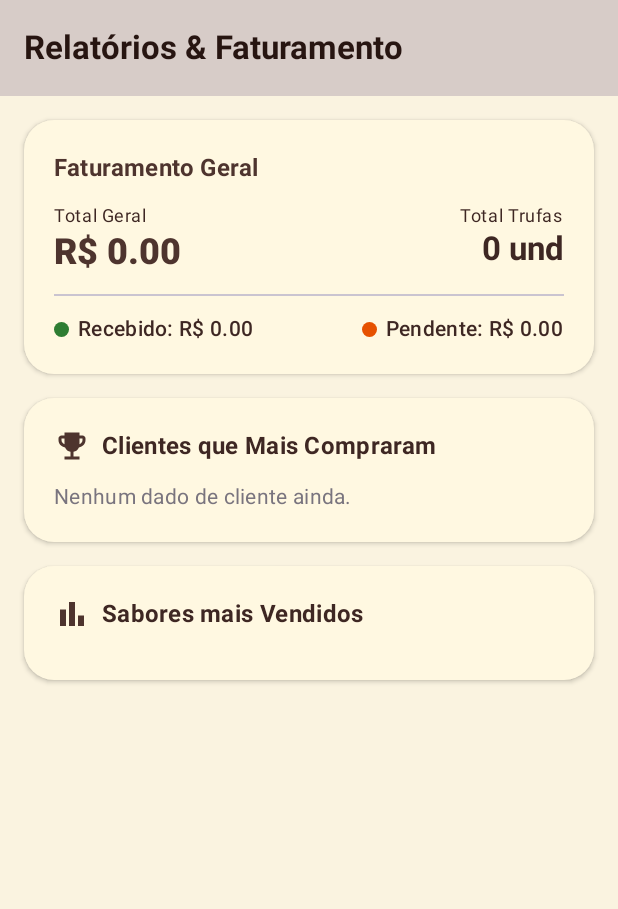
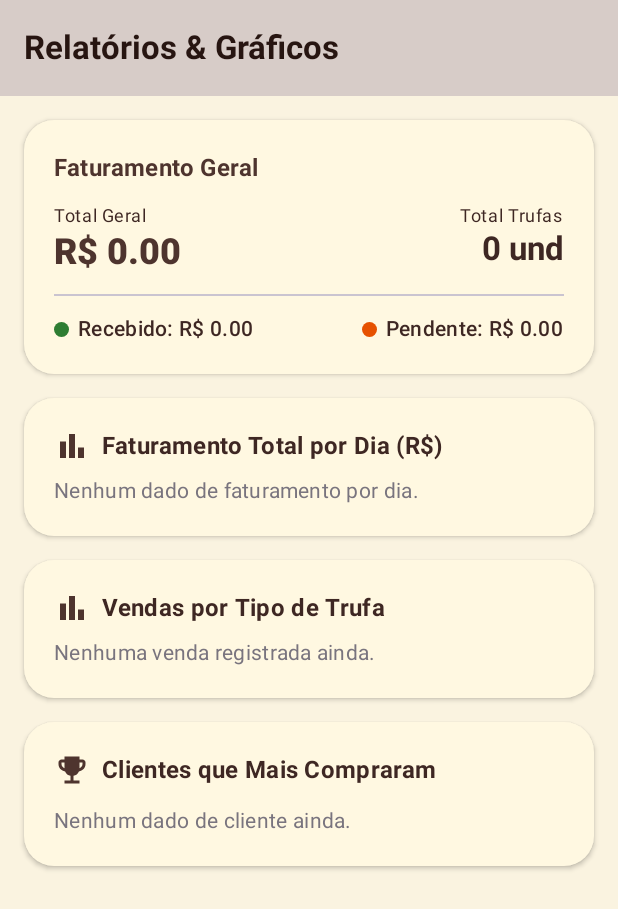
Before and after one commit to KatsumiCaio/trufas-bella, an Android app built with Jetpack Compose: the composable ReportsScreen shown on its own in the app's theme, on a phone screen of 412 x 824 dp. Shown: the top 909 px of the screen. Run offline under Robolectric (Android 15) with nearby library versions, the phone set to English and light mode, and no system bars; our stand-ins replace Firebase (no records; nobody signed in at launch, a user with empty details on screens opened directly); 1 statement that could not run was skipped.

Commit message:
feat: atualizar título e layout da tela de relatórios
Refatorar a tela de relatórios para preparar a visualização gráfica de dados e atualizar o título na interface.

```diff
--- a/app/src/main/java/com/example/ui/screens/ReportsScreen.kt
+++ b/app/src/main/java/com/example/ui/screens/ReportsScreen.kt
@@ -1,5 +1,6 @@
 package com.example.ui.screens
 
+import androidx.compose.foundation.Canvas
 import androidx.compose.foundation.background
 import androidx.compose.foundation.layout.*
 import androidx.compose.foundation.lazy.LazyColumn
@@ -15,7 +16,7 @@ import androidx.compose.ui.draw.clip
 import androidx.compose.ui.graphics.Color
 import androidx.compose.ui.text.font.FontWeight
 import androidx.compose.ui.unit.dp
-import androidx.compose.ui.unit.sp
+import com.example.data.OrderModel
 import com.example.ui.viewmodel.OrderViewModel
 
 @OptIn(ExperimentalMaterial3Api::class)
@@ -35,21 +36,10 @@ fun ReportsScreen(viewModel: OrderViewModel) {
         }
         .sortedByDescending { it.second }
 
-    // Aggregate flavor sales dynamically
-    val flavorSalesMap = mutableMapOf<String, Int>()
-    orders.forEach { order ->
-        order.flavorQuantities.forEach { (name, qty) ->
-            flavorSalesMap[name] = (flavorSalesMap[name] ?: 0) + qty
-        }
-    }
-    val flavorList = flavorSalesMap.entries.map { it.key to it.value }.sortedByDescending { it.second }
-
-    val maxFlavorCount = flavorList.maxOfOrNull { it.second }?.coerceAtLeast(1) ?: 1
-
     Scaffold(
         topBar = {
             TopAppBar(
-                title = { Text("Relatórios & Faturamento", fontWeight = FontWeight.Bold) },
+                title = { Text("Relatórios & Gráficos", fontWeight = FontWeight.Bold) },
                 colors = TopAppBarDefaults.topAppBarColors(
                     containerColor = MaterialTheme.colorScheme.primaryContainer,
                     titleContentColor = MaterialTheme.colorScheme.onPrimaryContainer
@@ -122,7 +112,45 @@ fun ReportsScreen(viewModel: OrderViewModel) {
                 }
             }
 
-            // Client Ranking / Dynamic Table
+            // Daily Revenue Chart Card
+            item {
+                Card(
+                    shape = RoundedCornerShape(20.dp),
+                    colors = CardDefaults.cardColors(containerColor = MaterialTheme.colorScheme.surface),
+                    elevation = CardDefaults.cardElevation(defaultElevation = 2.dp),
+                    modifier = Modifier.fillMaxWidth()
+                ) {
+                    Column(
+                        modifier = Modifier
+                            .fillMaxWidth()
+                            .padding(20.dp),
+                        verticalArrangement = Arrangement.spacedBy(16.dp)
+                    ) {
+                        DailyRevenueChart(orders = orders)
+                    }
+                }
+            }
+
+            // Truffle Type Chart Card
+            item {
+                Card(
+                    shape = RoundedCornerShape(20.dp),
+                    colors = CardDefaults.cardColors(containerColor = MaterialTheme.colorScheme.surface),
+                    elevation = CardDefaults.cardElevation(defaultElevation = 2.dp),
+                    modifier = Modifier.fillMaxWidth()
+                ) {
+                    Column(
+                        modifier = Modifier
+                            .fillMaxWidth()
+                            .padding(20.dp),
+                        verticalArrangement = Arrangement.spacedBy(16.dp)
+                    ) {
+                        TruffleTypeChart(orders = orders)
+                    }
+                }
+            }
+
+            // Client Ranking Card
             item {
                 Card(
                     shape = RoundedCornerShape(20.dp),
@@ -181,27 +209,95 @@ fun ReportsScreen(viewModel: OrderViewModel) {
                     }
                 }
             }
+        }
+    }
+}
 
-            // Flavor Sales Chart / Progress Bars
-            item {
-                Card(
-                    shape = RoundedCornerShape(20.dp),
-                    colors = CardDefaults.cardColors(containerColor = MaterialTheme.colorScheme.surface),
-                    elevation = CardDefaults.cardElevation(defaultElevation = 2.dp),
-                    modifier = Modifier.fillMaxWidth()
-                ) {
-                    Column(
-                        modifier = Modifier
-                            .fillMaxWidth()
-                            .padding(20.dp),
-                        verticalArrangement = Arrangement.spacedBy(12.dp)
-                    ) {
+@Composable
+fun DailyRevenueChart(orders: List<OrderModel>) {
+    val revenueByDay = orders.groupBy { it.createdAt.ifBlank { "Hoje" } }
+        .mapValues { (_, list) -> list.sumOf { it.totalPrice } }
+        .entries.toList()
+        .sortedBy { it.key }
+
+    Column(verticalArrangement = Arrangement.spacedBy(8.dp)) {
         Row(verticalAlignment = Alignment.CenterVertically) {
             Icon(Icons.Default.BarChart, contentDescription = null, tint = MaterialTheme.colorScheme.primary)
             Spacer(modifier = Modifier.width(8.dp))
-                            Text("Sabores mais Vendidos", style = MaterialTheme.typography.titleMedium, fontWeight = FontWeight.Bold)
+            Text("Faturamento Total por Dia (R$)", style = MaterialTheme.typography.titleMedium, fontWeight = FontWeight.Bold)
         }
 
+        if (revenueByDay.isEmpty()) {
+            Text("Nenhum dado de faturamento por dia.", style = MaterialTheme.typography.bodyMedium, color = MaterialTheme.colorScheme.outline)
+            return
+        }
+
+        val maxRevenue = revenueByDay.maxOfOrNull { it.value }?.coerceAtLeast(10.0) ?: 10.0
+        val primaryColor = MaterialTheme.colorScheme.primary
+
+        Box(
+            modifier = Modifier
+                .fillMaxWidth()
+                .height(160.dp)
+                .background(MaterialTheme.colorScheme.surfaceVariant.copy(alpha = 0.25f), RoundedCornerShape(12.dp))
+                .padding(16.dp)
+        ) {
+            Canvas(modifier = Modifier.fillMaxSize()) {
+                val width = size.width
+                val height = size.height - 16.dp.toPx()
+                val barWidth = (width / (revenueByDay.size * 2)).coerceIn(12.dp.toPx(), 40.dp.toPx())
+                val totalBarsWidth = barWidth * revenueByDay.size
+                val spacing = (width - totalBarsWidth) / (revenueByDay.size + 1).coerceAtLeast(1)
+
+                revenueByDay.forEachIndexed { index, (_, revenue) ->
+                    val barHeight = (revenue.toFloat() / maxRevenue.toFloat()) * height
+                    val left = spacing + index * (barWidth + spacing)
+                    val top = height - barHeight
+
+                    drawRect(
+                        color = primaryColor,
+                        topLeft = androidx.compose.ui.geometry.Offset(left, top),
+                        size = androidx.compose.ui.geometry.Size(barWidth, barHeight.coerceAtLeast(4f))
+                    )
+                }
+            }
+        }
+
+        Row(
+            modifier = Modifier.fillMaxWidth(),
+            horizontalArrangement = Arrangement.SpaceAround
+        ) {
+            revenueByDay.forEach { (day, revenue) ->
+                Column(horizontalAlignment = Alignment.CenterHorizontally) {
+                    Text("R$ %.0f".format(revenue), style = MaterialTheme.typography.labelSmall, fontWeight = FontWeight.Bold, color = MaterialTheme.colorScheme.primary)
+                    Text(day, style = MaterialTheme.typography.labelSmall, color = MaterialTheme.colorScheme.outline)
+                }
+            }
+        }
+    }
+}
+
+@Composable
+fun TruffleTypeChart(orders: List<OrderModel>) {
+    val flavorSalesMap = mutableMapOf<String, Int>()
+    orders.forEach { order ->
+        order.flavorQuantities.forEach { (name, qty) ->
+            flavorSalesMap[name] = (flavorSalesMap[name] ?: 0) + qty
+        }
+    }
+    val flavorList = flavorSalesMap.entries.map { it.key to it.value }.sortedByDescending { it.second }
+    val maxFlavorCount = flavorList.maxOfOrNull { it.second }?.coerceAtLeast(1) ?: 1
+
+    Column(verticalArrangement = Arrangement.spacedBy(8.dp)) {
+        Row(verticalAlignment = Alignment.CenterVertically) {
+            Icon(Icons.Default.BarChart, contentDescription = null, tint = MaterialTheme.colorScheme.primary)
+            Spacer(modifier = Modifier.width(8.dp))
+            Text("Vendas por Tipo de Trufa", style = MaterialTheme.typography.titleMedium, fontWeight = FontWeight.Bold)
+        }
+
+        if (flavorList.isEmpty()) {
+            Text("Nenhuma venda registrada ainda.", style = MaterialTheme.typography.bodyMedium, color = MaterialTheme.colorScheme.outline)
+        } else {
             Column(verticalArrangement = Arrangement.spacedBy(10.dp)) {
                 flavorList.forEach { (flavor, count) ->
                     val fraction = (count.toFloat() / maxFlavorCount).coerceIn(0.05f, 1f)
@@ -217,8 +313,8 @@ fun ReportsScreen(viewModel: OrderViewModel) {
                             progress = { fraction },
                             modifier = Modifier
                                 .fillMaxWidth()
-                                            .height(10.dp)
-                                            .clip(RoundedCornerShape(5.dp)),
+                                .height(12.dp)
+                                .clip(RoundedCornerShape(6.dp)),
                             color = MaterialTheme.colorScheme.primary,
                             trackColor = MaterialTheme.colorScheme.outlineVariant
                         )
@@ -228,6 +324,3 @@ fun ReportsScreen(viewModel: OrderViewModel) {
         }
     }
 }
-        }
-    }
-}
```
Lines whose indentation alone changed are shown as unchanged.
